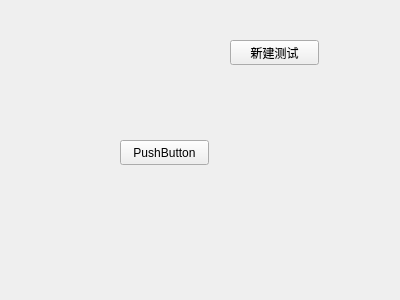
First picture: the form in testwidget.ui, repository vince7839/GmsAutoTool, before the edit.
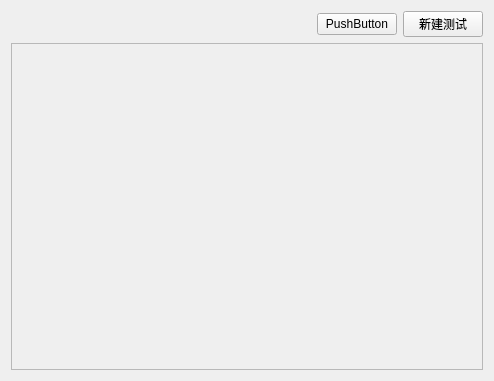
Second picture: the form after the edit.

```diff
--- a/testwidget.ui
+++ b/testwidget.ui
@@ -6,39 +6,63 @@
    <rect>
     <x>0</x>
     <y>0</y>
-    <width>400</width>
-    <height>300</height>
+    <width>494</width>
+    <height>381</height>
    </rect>
   </property>
   <property name="windowTitle">
    <string>Form</string>
   </property>
-  <widget class="QPushButton" name="btn_new_test">
-   <property name="geometry">
-    <rect>
-     <x>230</x>
-     <y>40</y>
-     <width>89</width>
-     <height>25</height>
-    </rect>
-   </property>
-   <property name="text">
-    <string>新建测试</string>
-   </property>
-  </widget>
-  <widget class="QPushButton" name="pushButton">
-   <property name="geometry">
-    <rect>
-     <x>120</x>
-     <y>140</y>
-     <width>89</width>
-     <height>25</height>
-    </rect>
-   </property>
-   <property name="text">
-    <string>PushButton</string>
-   </property>
-  </widget>
+  <layout class="QVBoxLayout" name="verticalLayout">
+   <item>
+    <layout class="QHBoxLayout" name="horizontalLayout">
+     <item>
+      <spacer name="horizontalSpacer">
+       <property name="orientation">
+        <enum>Qt::Horizontal</enum>
+       </property>
+       <property name="sizeHint" stdset="0">
+        <size>
+         <width>40</width>
+         <height>20</height>
+        </size>
+       </property>
+      </spacer>
+     </item>
+     <item>
+      <widget class="QPushButton" name="pushButton">
+       <property name="text">
+        <string>PushButton</string>
+       </property>
+      </widget>
+     </item>
+     <item>
+      <widget class="QPushButton" name="btn_new_test">
+       <property name="text">
+        <string>新建测试</string>
+       </property>
+      </widget>
+     </item>
+    </layout>
+   </item>
+   <item>
+    <widget class="QScrollArea" name="scrollArea">
+     <property name="widgetResizable">
+      <bool>true</bool>
+     </property>
+     <widget class="QWidget" name="scrollAreaWidgetContents">
+      <property name="geometry">
+       <rect>
+        <x>0</x>
+        <y>0</y>
+        <width>474</width>
+        <height>325</height>
+       </rect>
+      </property>
+     </widget>
+    </widget>
+   </item>
+  </layout>
  </widget>
  <resources/>
  <connections/>
```
